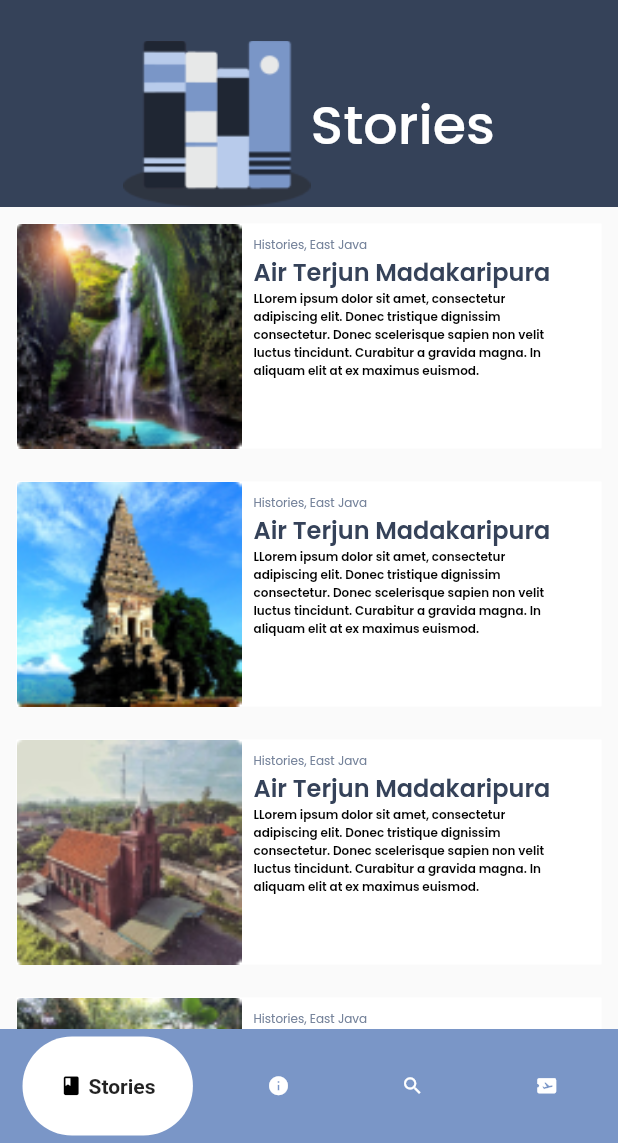
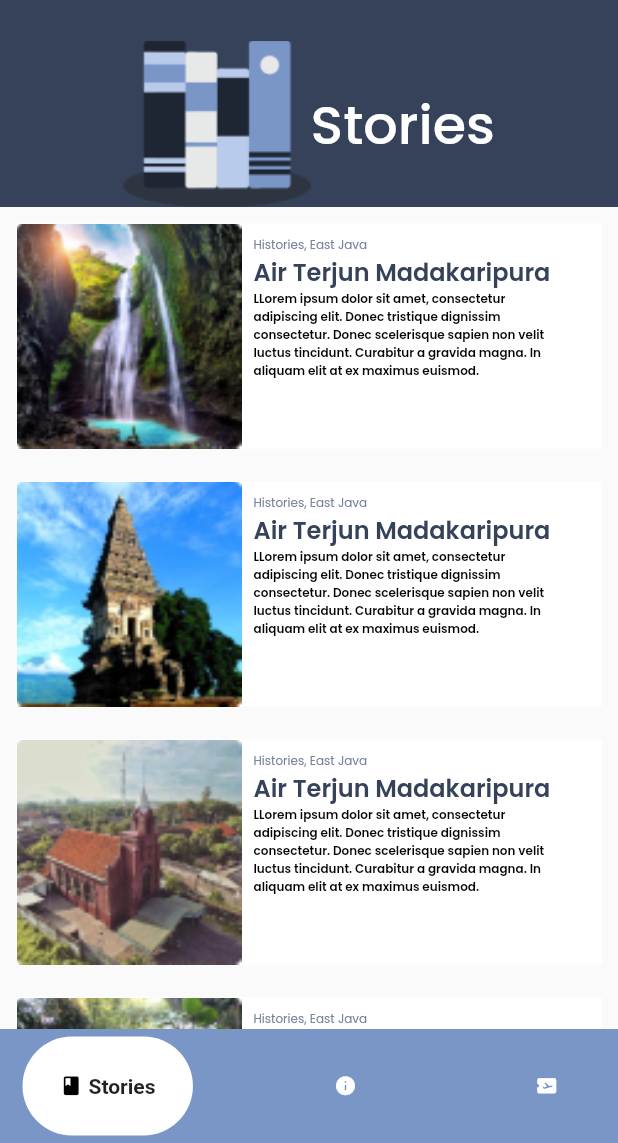
Before and after one commit to Darfito/Pmob, a Flutter app: the Navbar_bot screen opened directly, on a phone screen of 412 x 824 dp, the part 93-1236 px from its top. Run offline on Flutter 3.47's test engine with Material 2 defaults, Android fonts, the phone set to English and light mode, and no system bars; drawn by our look-alikes of google_nav_bar; our stand-ins replace google_fonts, line_awesome_flutter.

Commit message:
mulai revisi

```diff
--- a/lib/Pages/menu.dart
+++ b/lib/Pages/menu.dart
@@ -1,5 +1,3 @@
-import 'dart:html';
-
 import 'package:flutter/material.dart';
 import 'package:tougo/Pages/Notification.dart';
 import 'package:tougo/Pages/profile_user.dart';
--- a/lib/Pages/stories.dart
+++ b/lib/Pages/stories.dart
@@ -9,6 +9,7 @@ class Stories extends StatelessWidget {
   Widget build(BuildContext context) {
     return Scaffold(
       appBar: AppBar(
+
         automaticallyImplyLeading: false,
         toolbarHeight: 200,
         elevation: 0,
--- a/lib/navbar_bot.dart
+++ b/lib/navbar_bot.dart
@@ -12,8 +12,8 @@ class Navbar_bot extends StatefulWidget {
   List<Widget> pages = [
     const Stories(),
     const AboutUs(),
-    const Search(),
     const Destinations(),
+    // const Search(),
   ];
 }
 
@@ -23,11 +23,11 @@ class _NavbarState extends State<Navbar_bot> {
     return Scaffold(
       body: widget.pages[widget.currentIndex],
       bottomNavigationBar: Container(
-        color: Color.fromRGBO(122, 150, 199, 1.0),
+        color: const Color.fromRGBO(122, 150, 199, 1.0),
         child: Padding(
           padding: const EdgeInsets.symmetric(horizontal: 15.0, vertical: 5),
           child: GNav(
-              backgroundColor: Color.fromRGBO(122, 150, 199, 1.0),
+              backgroundColor: const Color.fromRGBO(122, 150, 199, 1.0),
               color: Colors.white,
               tabBackgroundColor: Colors.white,
               iconSize: 15,
@@ -40,22 +40,22 @@ class _NavbarState extends State<Navbar_bot> {
               selectedIndex: 0,
               // backgroundColor: Color.fromRGBO(r, g, b, opacity),
               tabs: [
-                GButton(
+                const GButton(
                   icon: Icons.book,
                   text: "Stories",
                 ),
-                GButton(
+                const GButton(
                   icon: Icons.info,
                   text: "About Us",
                 ),
-                GButton(
-                  icon: Icons.search,
-                  text: "search",
-                ),
-                GButton(
+                const GButton(
                   icon: Icons.airplane_ticket,
                   text: "Destination",
                 ),
+                // const GButton(
+                //   icon: Icons.search,
+                //   text: "search",
+                // ),
               ]),
         ),
       ),
--- a/pubspec.yaml
+++ b/pubspec.yaml
@@ -33,6 +33,9 @@ dependencies:
   google_fonts: ^4.0.3
   google_nav_bar: ^5.0.6
   line_awesome_flutter: ^2.0.0
+  http: ^0.13.6
+  intl: ^0.18.1
+  provider: ^6.0.5
 
   # The following adds the Cupertino Icons font to your application.
   # Use with the CupertinoIcons class for iOS style icons.
```
Also changed, not shown: lib/Pages/Search.dart (+43 -20 lines), lib/Pages/login_page.dart (+0 -46 lines), pubspec.lock.
